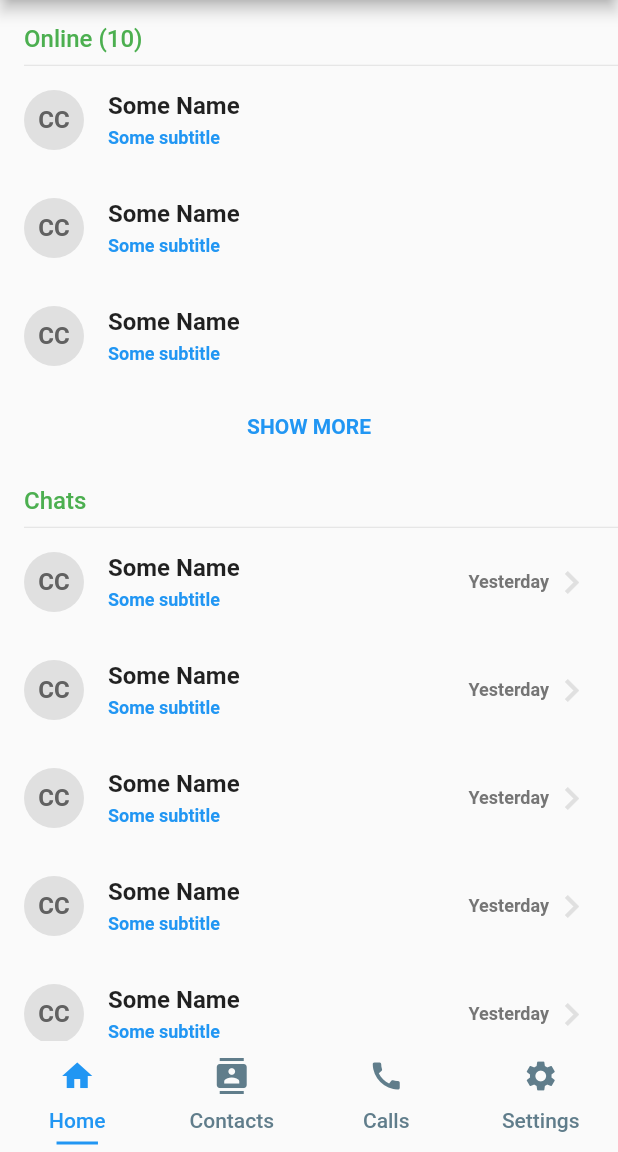
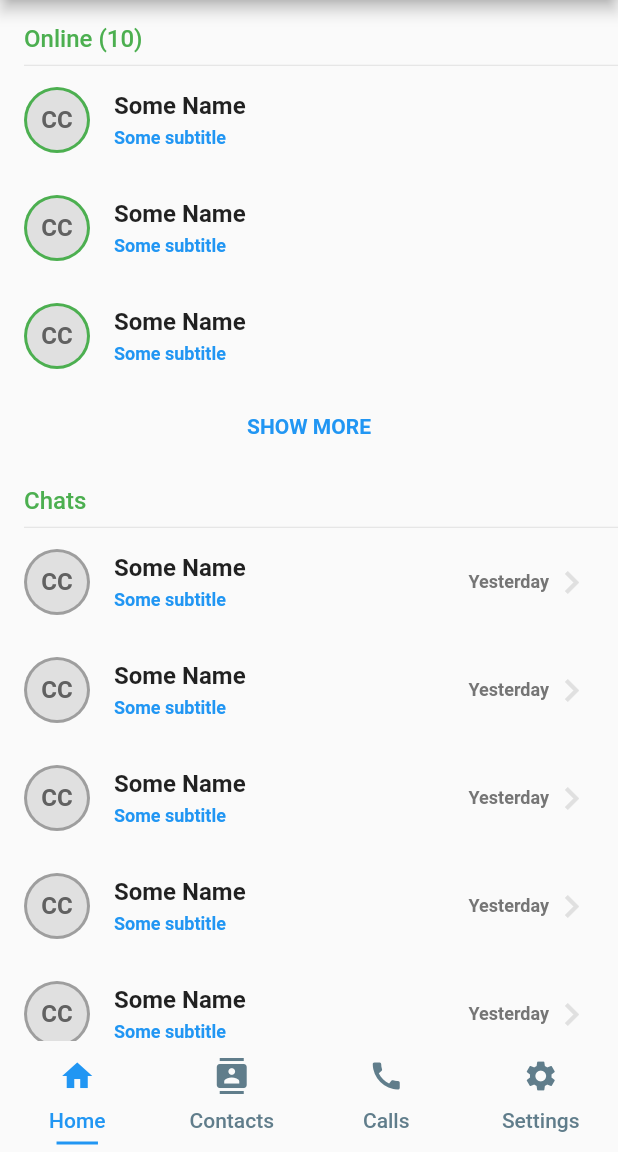
Before and after one commit to francisceioseph/msn-2019-edition, a Flutter app: the screen it shows after launch, on a phone screen of 412 x 824 dp, the part 84-1236 px from its top. Run offline on Flutter 3.47's test engine with Material 2 defaults, Android fonts, the phone set to English and light mode, and no system bars.

Commit message:
Add status color to user avatar

```diff
--- /dev/null
+++ b/lib/src/widgets/circle_container.dart
@@ -0,0 +1,23 @@
+import 'package:flutter/material.dart';
+
+class CircleContainer extends StatelessWidget {
+  final Widget child;
+  final Color borderColor;
+
+  CircleContainer({
+    Key key,
+    @required this.child,
+    this.borderColor = Colors.blue,
+  }) : super(key: key);
+  @override
+  Widget build(BuildContext context) {
+    return Container(
+      child: child,
+      padding: const EdgeInsets.all(2.0), // borde width
+      decoration: new BoxDecoration(
+        color: this.borderColor, // border color
+        shape: BoxShape.circle,
+      ),
+    );
+  }
+}
--- a/lib/src/widgets/main_page/contact_tile.dart
+++ b/lib/src/widgets/main_page/contact_tile.dart
@@ -1,4 +1,5 @@
 import 'package:flutter/material.dart';
+import 'package:messanger/src/widgets/circle_container.dart';
 
 class ContactListTile extends StatelessWidget {
   @override
@@ -6,13 +7,15 @@ class ContactListTile extends StatelessWidget {
     return Container(
       margin: EdgeInsets.only(top: 16),
       child: ListTile(
-        leading: CircleAvatar(
+        leading: CircleContainer(
+          child: CircleAvatar(
             backgroundColor: Colors.grey[300],
             child: Text(
               'CC',
               style: TextStyle(
                 fontWeight: FontWeight.bold,
                 color: Colors.grey[700],
+              ),
             ),
           ),
         ),
--- a/lib/src/widgets/main_page/conversation_tile.dart
+++ b/lib/src/widgets/main_page/conversation_tile.dart
@@ -1,10 +1,12 @@
 import 'package:flutter/material.dart';
+import 'package:messanger/src/widgets/circle_container.dart';
 
 class ConversationTile extends StatelessWidget {
   @override
   Widget build(BuildContext context) {
     return ListTile(
-      leading: CircleAvatar(
+      leading: CircleContainer(
+        child: CircleAvatar(
           backgroundColor: Colors.grey[300],
           child: Text(
             'CC',
@@ -13,6 +15,8 @@ class ConversationTile extends StatelessWidget {
               color: Colors.grey[700],
             ),
           ),
+        ),
+        borderColor: Colors.grey[500],
       ),
       title: Text(
         'Some Name',
--- a/lib/src/widgets/main_page/friend_tile.dart
+++ b/lib/src/widgets/main_page/friend_tile.dart
@@ -1,10 +1,12 @@
 import 'package:flutter/material.dart';
+import 'package:messanger/src/widgets/circle_container.dart';
 
 class FriendTile extends StatelessWidget {
   @override
   Widget build(BuildContext context) {
     return ListTile(
-      leading: CircleAvatar(
+      leading: CircleContainer(
+        child: CircleAvatar(
           backgroundColor: Colors.grey[300],
           child: Text(
             'CC',
@@ -13,6 +15,8 @@ class FriendTile extends StatelessWidget {
               color: Colors.grey[700],
             ),
           ),
+        ),
+        borderColor: Colors.green,
       ),
       title: Text(
         'Some Name',
```
Lines whose indentation alone changed are shown as unchanged.
